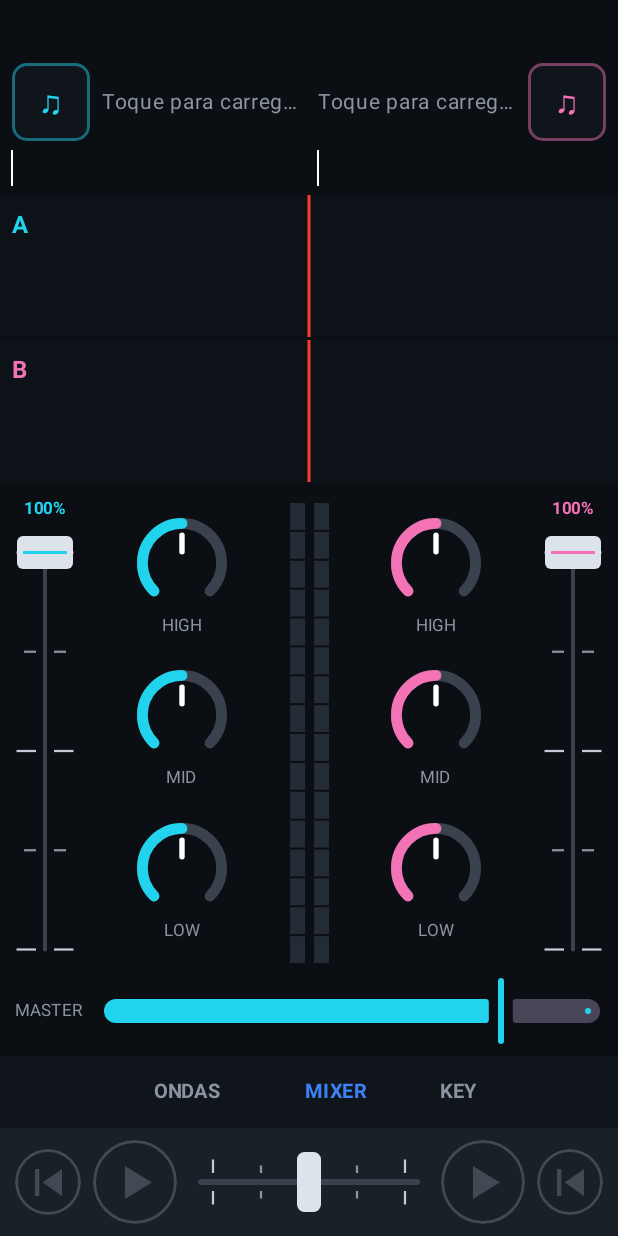
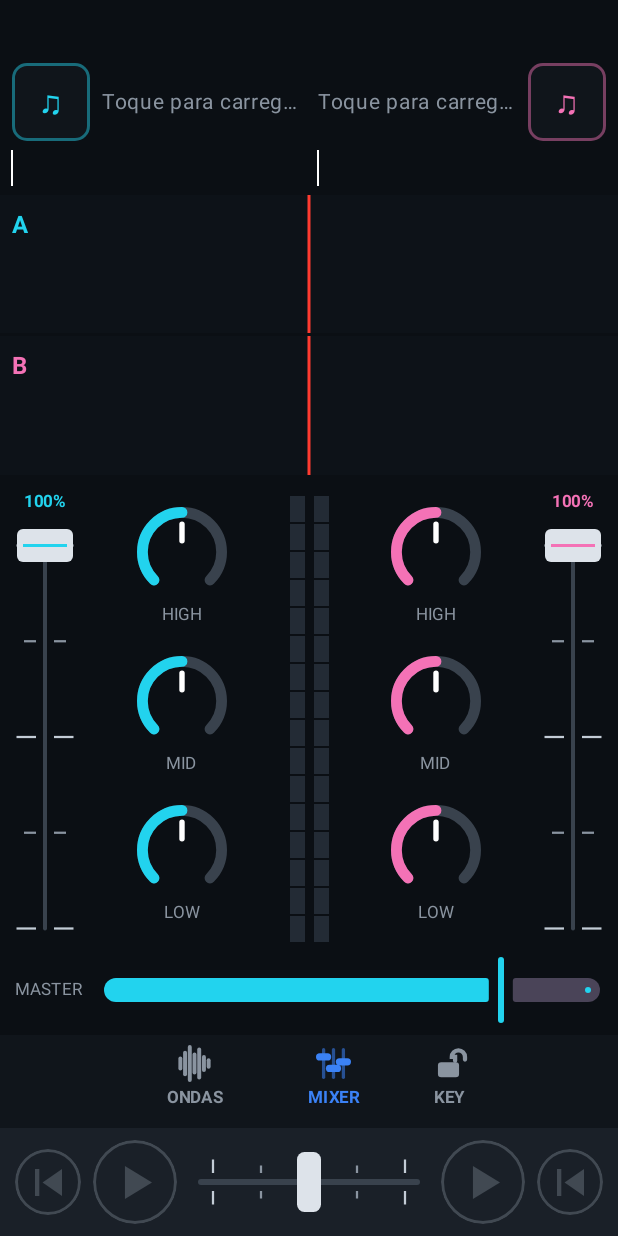
Before and after one commit to anthonylopez15/DjGrooveDeck, an Android app built with Jetpack Compose: the screen it shows after launch (MainActivity), after a tap on "KEY", on a phone screen of 412 x 824 dp. Run offline under Robolectric (Android 15) with nearby library versions, the phone set to English and light mode, and no system bars; 2 other taps on this screen came first.

Commit message:
Add icons to the ONDAS, MIXER and KEY tabs

```diff
--- a/shared/src/commonMain/kotlin/com/anthony/djapp/ui/Components.kt
+++ b/shared/src/commonMain/kotlin/com/anthony/djapp/ui/Components.kt
@@ -349,3 +349,62 @@ internal fun formatTenths(tenths: Int): String {
     val s = (t / 10) % 60
     return "${t / 600}:${if (s < 10) "0" else ""}$s.${t % 10}"
 }
+
+enum class TabIconKind { Waves, Mixer, KeyLock, KeyUnlock }
+
+/** Ícones da barra inferior, desenhados em Canvas (sem dependência de pacote de ícones). */
+@Composable
+fun TabIcon(kind: TabIconKind, color: Color, modifier: Modifier = Modifier) {
+    Canvas(modifier.size(22.dp)) {
+        val w = size.width
+        val h = size.height
+        val sw = w * 0.1f
+        when (kind) {
+            TabIconKind.Waves -> {
+                // barras de onda de alturas variadas
+                val heights = floatArrayOf(0.3f, 0.65f, 1f, 0.55f, 0.85f, 0.4f, 0.2f)
+                val step = w / heights.size
+                heights.forEachIndexed { i, f ->
+                    val x = step * (i + 0.5f)
+                    drawLine(color, Offset(x, h / 2f - h * f / 2f), Offset(x, h / 2f + h * f / 2f), strokeWidth = sw * 1.2f, cap = StrokeCap.Round)
+                }
+            }
+            TabIconKind.Mixer -> {
+                // três faders: trilho vertical + cursor em alturas diferentes
+                val knobs = floatArrayOf(0.3f, 0.65f, 0.45f)
+                knobs.forEachIndexed { i, f ->
+                    val x = w * (0.2f + 0.3f * i)
+                    drawLine(color.copy(alpha = 0.55f), Offset(x, h * 0.08f), Offset(x, h * 0.92f), strokeWidth = sw, cap = StrokeCap.Round)
+                    val y = h * f
+                    drawLine(color, Offset(x - w * 0.12f, y), Offset(x + w * 0.12f, y), strokeWidth = sw * 2.2f, cap = StrokeCap.Round)
+                }
+            }
+            TabIconKind.KeyLock, TabIconKind.KeyUnlock -> {
+                // cadeado: corpo + argola (fechada ou aberta)
+                val bodyTop = h * 0.46f
+                drawRoundRect(
+                    color,
+                    topLeft = Offset(w * 0.18f, bodyTop),
+                    size = Size(w * 0.64f, h * 0.46f),
+                    cornerRadius = androidx.compose.ui.geometry.CornerRadius(w * 0.1f, w * 0.1f),
+                )
+                val r = w * 0.2f
+                val cx = w / 2f
+                val shackle = Path().apply {
+                    if (kind == TabIconKind.KeyLock) {
+                        moveTo(cx - r, bodyTop)
+                        lineTo(cx - r, h * 0.3f)
+                        arcTo(androidx.compose.ui.geometry.Rect(cx - r, h * 0.3f - r, cx + r, h * 0.3f + r), 180f, 180f, false)
+                        lineTo(cx + r, bodyTop)
+                    } else {
+                        moveTo(cx + r, bodyTop - h * 0.04f)
+                        lineTo(cx + r, h * 0.3f)
+                        arcTo(androidx.compose.ui.geometry.Rect(cx - r + w * 0.3f, h * 0.3f - r, cx + r + w * 0.3f, h * 0.3f + r), 180f, 180f, false)
+                        lineTo(cx + r + w * 0.3f, h * 0.38f)
+                    }
+                }
+                drawPath(shackle, color, style = Stroke(sw * 1.3f, cap = StrokeCap.Round))
+            }
+        }
+    }
+}
--- a/shared/src/commonMain/kotlin/com/anthony/djapp/ui/DjApp.kt
+++ b/shared/src/commonMain/kotlin/com/anthony/djapp/ui/DjApp.kt
@@ -422,28 +422,28 @@ private fun TabBar(selected: Tab, keyLock: Boolean, onToggleKey: () -> Unit, onS
         horizontalArrangement = Arrangement.Center,
     ) {
         Tab.entries.forEach { t ->
-            Text(
-                t.label,
-                textAlign = TextAlign.Center,
-                fontSize = 13.sp,
-                fontWeight = FontWeight.Bold,
-                color = if (t == selected) Color(0xFF3B82F6) else Idle,
-                modifier = Modifier
-                    .clickable { onSelect(t) }
-                    .padding(horizontal = 28.dp, vertical = 10.dp),
-            )
+            val c = if (t == selected) Color(0xFF3B82F6) else Idle
+            TabItem(t.label, c, if (t == Tab.Waves) TabIconKind.Waves else TabIconKind.Mixer, 28.dp) { onSelect(t) }
         }
-        // KEY: mantém o tom ao mudar o andamento (tempo e SYNC)
-        Text(
+        // KEY: mantém o tom ao mudar o andamento (tempo e SYNC); cadeado fechado = ligado
+        TabItem(
             "KEY",
-            textAlign = TextAlign.Center,
-            fontSize = 13.sp,
-            fontWeight = FontWeight.Bold,
-            color = if (keyLock) Color(0xFF3B82F6) else Idle,
-            modifier = Modifier
-                .clickable(onClick = onToggleKey)
-                .padding(horizontal = 20.dp, vertical = 10.dp),
+            if (keyLock) Color(0xFF3B82F6) else Idle,
+            if (keyLock) TabIconKind.KeyLock else TabIconKind.KeyUnlock,
+            20.dp,
+            onToggleKey,
         )
+    }
+}
+
+@Composable
+private fun TabItem(label: String, color: Color, icon: TabIconKind, hPad: androidx.compose.ui.unit.Dp, onClick: () -> Unit) {
+    Column(
+        horizontalAlignment = Alignment.CenterHorizontally,
+        modifier = Modifier.clickable(onClick = onClick).padding(horizontal = hPad, vertical = 6.dp),
+    ) {
+        TabIcon(icon, color)
+        Text(label, textAlign = TextAlign.Center, fontSize = 11.sp, fontWeight = FontWeight.Bold, color = color)
     }
 }
 
```
